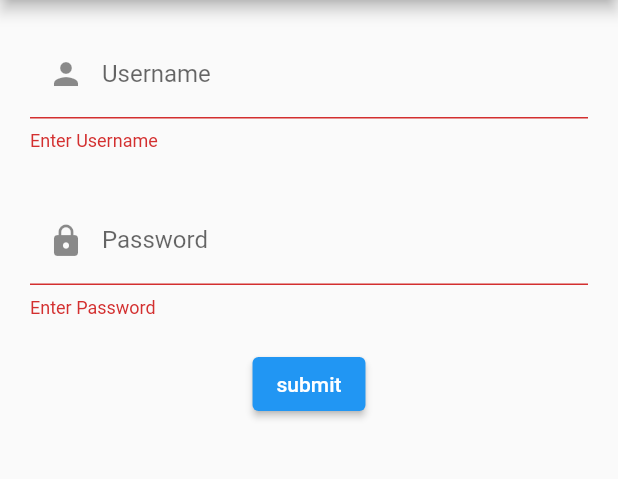
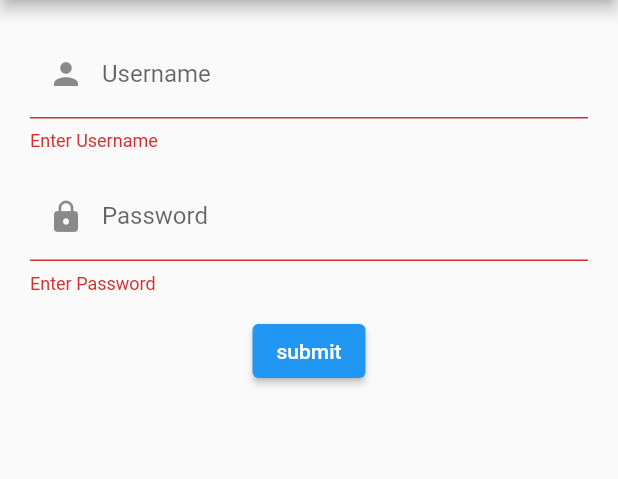
Before and after one commit to watcharin09615/textformfield_104, a Flutter app: the screen it shows after launch, after a tap on "submit", on a phone screen of 412 x 824 dp, the part 84-563 px from its top. Run offline on Flutter 3.47's test engine with Material 2 defaults, Android fonts, the phone set to English and light mode, and no system bars; statements that could not run were skipped.

Commit message:
add class

```diff
--- /dev/null
+++ b/lib/models/food.dart
@@ -0,0 +1,20 @@
+import 'package:flutter/gestures.dart';
+
+class Food {
+  String? thName;
+  String? enName;
+  String? foodvalue;
+  int? price;
+
+  Food(this.enName,this.thName,this.foodvalue,this.price);
+
+  static List<Food> getFood() {
+    return[
+      Food('Pizza', 'พิชซ่า','pizza', 59),
+      Food('steak', 'สเต็ก','steak', 239),
+      Food('salad', 'สลัด','salad', 79),
+      Food('Shabu', 'ชาบู','shabu', 599),
+    ];
+  }
+
+}
--- a/lib/pages/Home.dart
+++ b/lib/pages/Home.dart
@@ -1,4 +1,5 @@
 import 'package:flutter/material.dart';
+import 'package:textformfield/models/food.dart';
 
 class MyHomePage extends StatefulWidget {
   const MyHomePage({ Key? key,required this.title }) : super(key: key);
@@ -9,14 +10,23 @@ class MyHomePage extends StatefulWidget {
 
 class _MyHomePageState extends State<MyHomePage> {
   final _formkey = GlobalKey<FormState>();
-  TextEditingController _usernamecontroller = TextEditingController();
-  TextEditingController _passwordcontroller = TextEditingController();
+  final TextEditingController _usernamecontroller = TextEditingController();
+  final TextEditingController _passwordcontroller = TextEditingController();
+
+  get foodValue => null;
+  late List<Food> foods;
+
+  @override
+  void initState() {
+    super.initState();
+    foods = Food.getFood();
+  }
 
   @override
   Widget build(BuildContext context) {
     return Scaffold(
       appBar: AppBar(
-      title: Text(widget.title!),
+      title: Text(widget.title),
       ),
       body: ListView(
         children: [
@@ -27,9 +37,14 @@ class _MyHomePageState extends State<MyHomePage> {
               child: Column(
                 children: [
                   username(),
-                  const Padding(padding: EdgeInsets.only(bottom: 30)),
+                  const SizedBox(height: 14,),
                   password(),
-                  const Padding(padding: EdgeInsets.only(bottom: 20)),
+                  const SizedBox(height: 14,),
+                  // radi('pizza','59'),
+                  // radi('steak','59'),
+                  Column(
+                    children: createFoodRadio(),
+                  ),
                   submit()
                 ],
               ),
@@ -39,6 +54,16 @@ class _MyHomePageState extends State<MyHomePage> {
       ),
     );
   }
+// RadioListTile radi(name , price){
+//   return RadioListTile(
+//     title: Text(name),
+//     subtitle:Text(price),
+//     value: name,
+//     groupValue: foodValue,
+//     onChanged: (value) {},
+//   );
+// }
+
 TextFormField password() {
     return TextFormField(
       controller: _passwordcontroller,
@@ -97,4 +122,25 @@ TextFormField password() {
       ),
     );
   }
+
+  List<Widget> createFoodRadio() {
+    List<Widget> listRadioFood = [];
+    for (var food in foods) {
+      listRadioFood.add(
+        RadioListTile<dynamic>(
+            title: Text(food.thName!),
+            subtitle:Text(food.enName!),
+            secondary: Text(food.price!.toString()),
+            value: food.foodvalue,
+            groupValue: foodValue,
+            onChanged: (value) {
+              setState(() {
+                foodValue = value.toString();
+              });
+            },
+        ),
+      )
+    }
+    return listRadioFood;
+  }
 }
```
